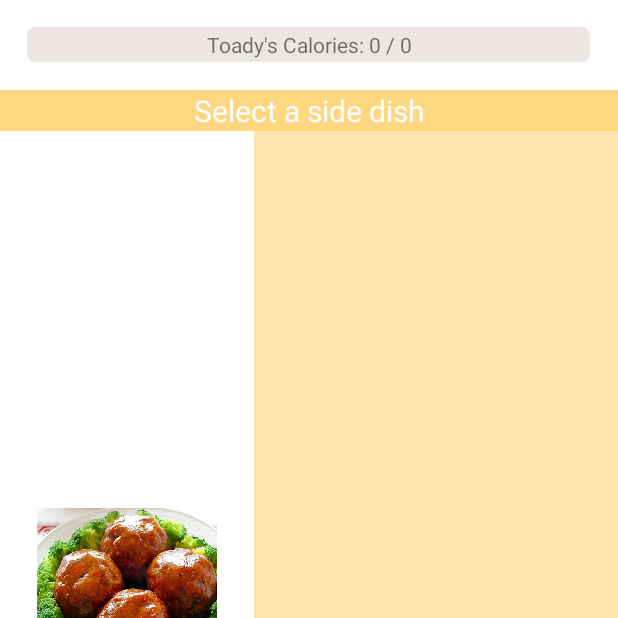
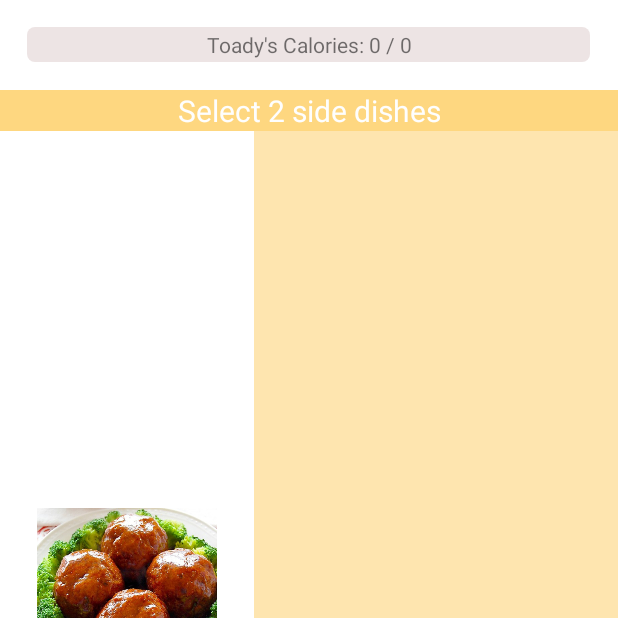
Before and after one commit to paceuniversity/cs389f2022team4, an Android app: the diyrecipes_2 screen opened directly, with no data from a screen before it, on a phone screen of 412 x 824 dp, the top half of it. Run offline under Robolectric (Android 15) with nearby library versions, the phone set to English and light mode, and no system bars; our stand-ins replace Firebase (no records; nobody signed in at launch, a user with empty details on screens opened directly); 3 statements that could not run were skipped.

Commit message:
update recipe linking page by Kuan

```diff
--- a/app/src/main/res/layout/activity_diyrecipes2.xml
+++ b/app/src/main/res/layout/activity_diyrecipes2.xml
@@ -26,7 +26,7 @@
             android:layout_height="wrap_content"
             android:background="#FED780"
             android:gravity="center"
-            android:text="Select a side dish"
+            android:text="Select 2 side dishes"
             android:textColor="#FEFEFE"
             android:textSize="20sp" />
 
```
